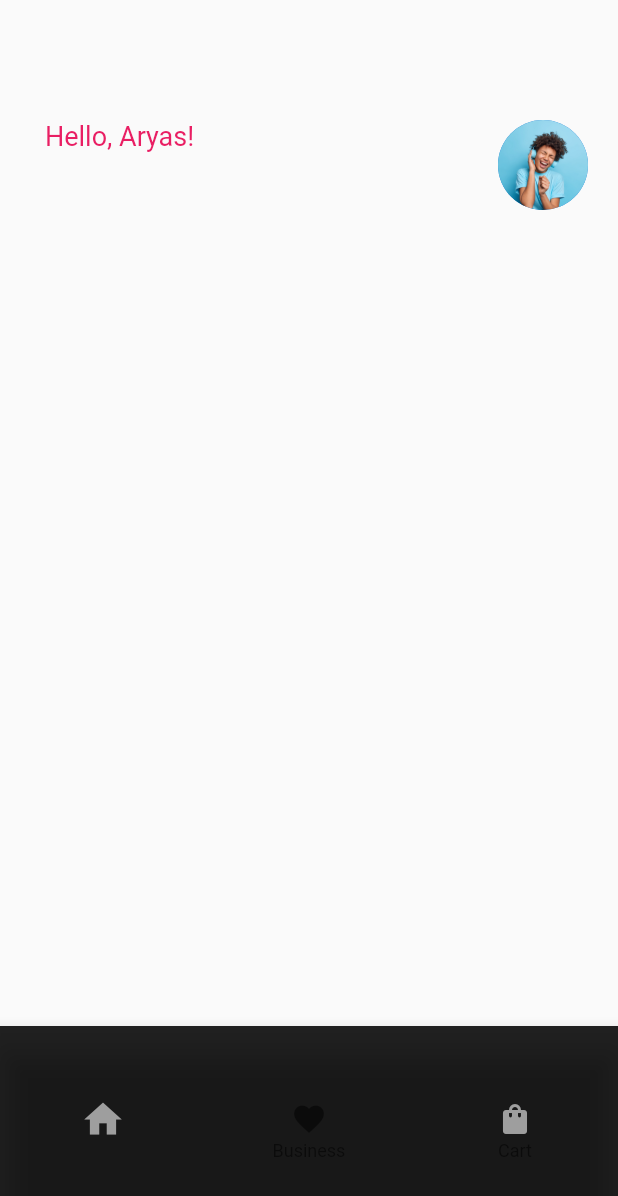
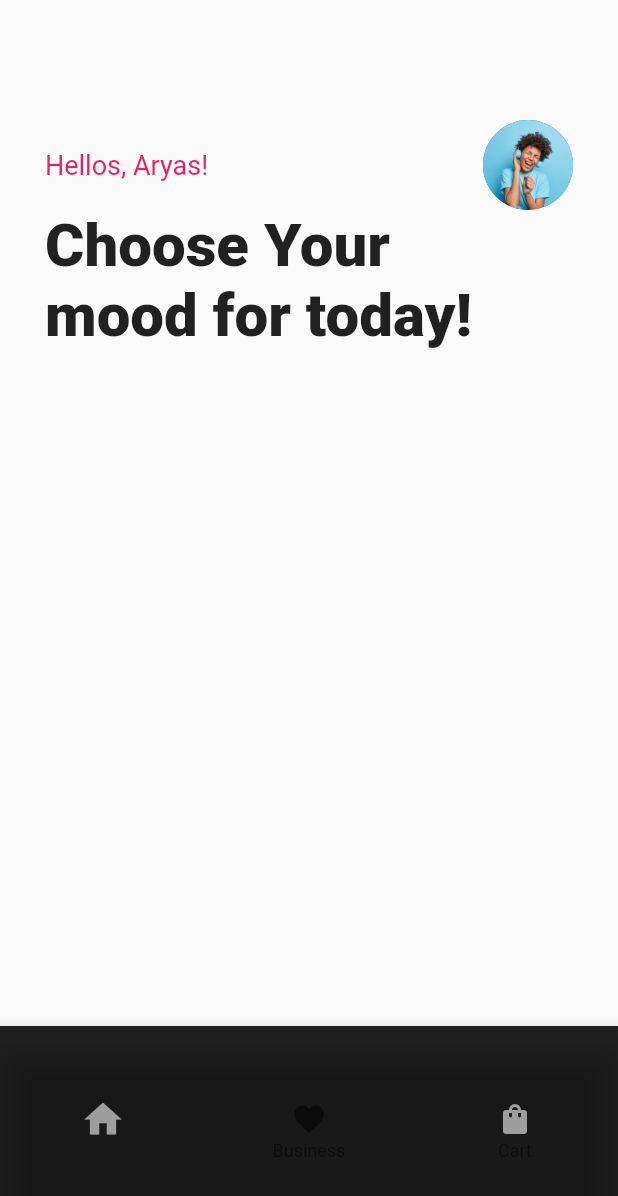
Before and after one commit to naveensinghp/flutter_eshop, a Flutter app: the MyStatefulWidget screen opened directly, on a phone screen of 412 x 824 dp. Shown: the top 1196 px of the screen. Run offline on Flutter 3.47's test engine with Material 2 defaults, Android fonts, the phone set to English and light mode, and no system bars.

Commit message:
Second Page Design Altered

```diff
--- a/lib/secondpage.dart
+++ b/lib/secondpage.dart
@@ -53,38 +53,53 @@ class _MyStatefulWidgetState extends State<MyStatefulWidget> {
     });
   }
 
-  final Widget _topSection = Row(
+  @override
+  Widget build(BuildContext context) {
+    return Scaffold(
+      body: Container(
+        padding: const EdgeInsets.only(left: 30, top: 80),
+        child: Column(
           crossAxisAlignment: CrossAxisAlignment.start,
           children: <Widget>[
+            Row(
+              children: <Widget>[
                 const Text(
-        'Hello, Aryas!',
+                  'Hellos, Aryas!',
                   style: TextStyle(fontSize: 18, color: Colors.pink),
                 ),
+                // const Text('EMpty goes'),
                 Expanded(child: Container()),
                 Container(
-        padding: const EdgeInsets.only(right: 20),
+                  padding: const EdgeInsets.only(right: 30),
                   child: const CircleAvatar(
                     radius: 30,
                     backgroundImage: ExactAssetImage('assets/image/one.jpg'),
                   ),
+                )
+              ],
+            ),
+            Column(
+              crossAxisAlignment: CrossAxisAlignment.start,
+              children: const <Widget>[
+                Text(
+                  'Choose Your',
+                  style: TextStyle(
+                      fontSize: 40,
+                      color: Colors.black87,
+                      fontWeight: FontWeight.w800),
+                ),
+                Text(
+                  'mood for today!',
+                  style: TextStyle(
+                      fontSize: 40,
+                      color: Colors.black87,
+                      fontWeight: FontWeight.w800),
+                )
+              ],
             ),
           ],
-  );
-
-  final _middleSection = Row(
-    children: const <Widget>[
-      Text('Shall Web!')
-    ],
-  );
-
-  @override
-  Widget build(BuildContext context) {
-    return Scaffold(
-      body: SingleChildScrollView(
-          padding: const EdgeInsets.only(left: 30, top: 80),
-          child: _topSection,
+        ),
         //_middleSection
-
       ),
       bottomNavigationBar: SizedBox(
         height: 140,
```
Lines whose indentation alone changed are shown as unchanged.
